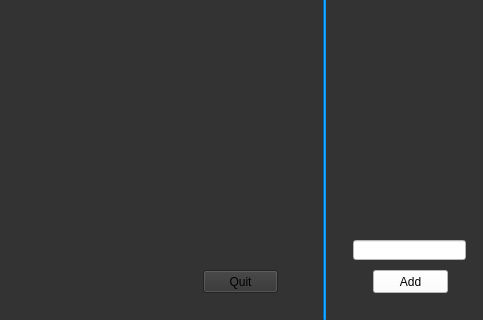
Coolxer/Vis4xe, file mainwindow.ui: the form before one commit; both pictures show x 477 to 960 and y 220 to 540 of the 960 by 540 pixel window.
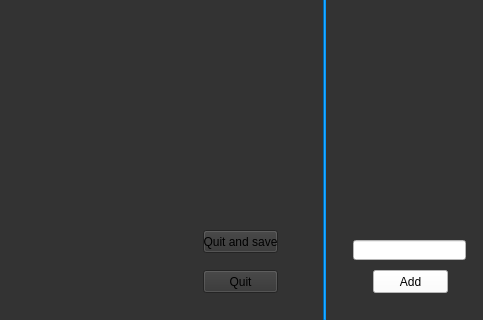
The form after the commit.

Commit message: added the projectnamebox class

The edit to the form file:
```diff
--- a/mainwindow.ui
+++ b/mainwindow.ui
@@ -418,6 +418,19 @@
        <string/>
       </property>
      </widget>
+     <widget class="QPushButton" name="editingQuitWithSaveButton">
+      <property name="geometry">
+       <rect>
+        <x>680</x>
+        <y>450</y>
+        <width>75</width>
+        <height>23</height>
+       </rect>
+      </property>
+      <property name="text">
+       <string>Quit and save</string>
+      </property>
+     </widget>
      <zorder>editingHeader</zorder>
      <zorder>line</zorder>
      <zorder>stringsHeader</zorder>
```
Left out of the diff: 1 changed line with no effect on the pictures. The commit also changes 10 other files.
